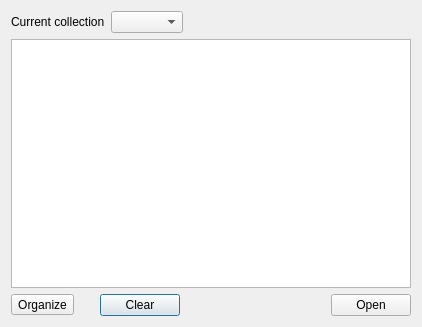
Before: the Qt Designer form bigglesworth/ui/multibrowser.ui in MaurizioB/Bigglesworth, drawn with Qt 5.
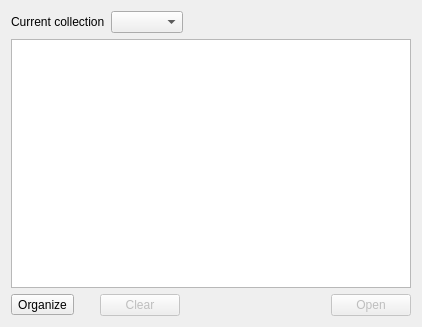
After: the same form once the commit is applied. Icons and pictures are not drawn. Custom widgets are drawn as their Qt base class.

What changed in the file:
```diff
--- a/bigglesworth/ui/multibrowser.ui
+++ b/bigglesworth/ui/multibrowser.ui
@@ -109,6 +109,9 @@
      </item>
      <item>
       <widget class="QPushButton" name="clearBtn">
+       <property name="enabled">
+        <bool>false</bool>
+       </property>
        <property name="text">
         <string>Clear</string>
        </property>
@@ -132,6 +135,9 @@
      </item>
      <item>
       <widget class="QPushButton" name="openBtn">
+       <property name="enabled">
+        <bool>false</bool>
+       </property>
        <property name="text">
         <string>Open</string>
        </property>
```
Left out of the diff: 12 changed lines with no effect on the pictures.
